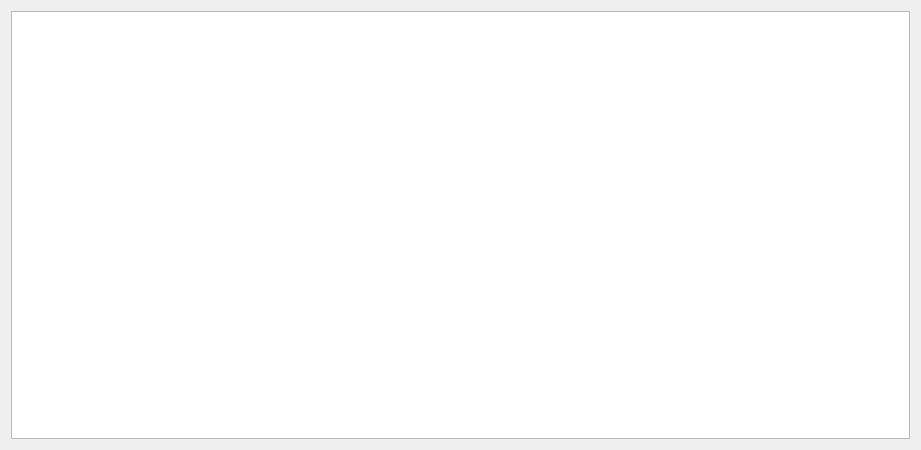
Before: the Qt Designer form BusBar-Qt/branch/boxtablewidget.ui in luozhiyong131/BusBar, drawn with Qt 5.
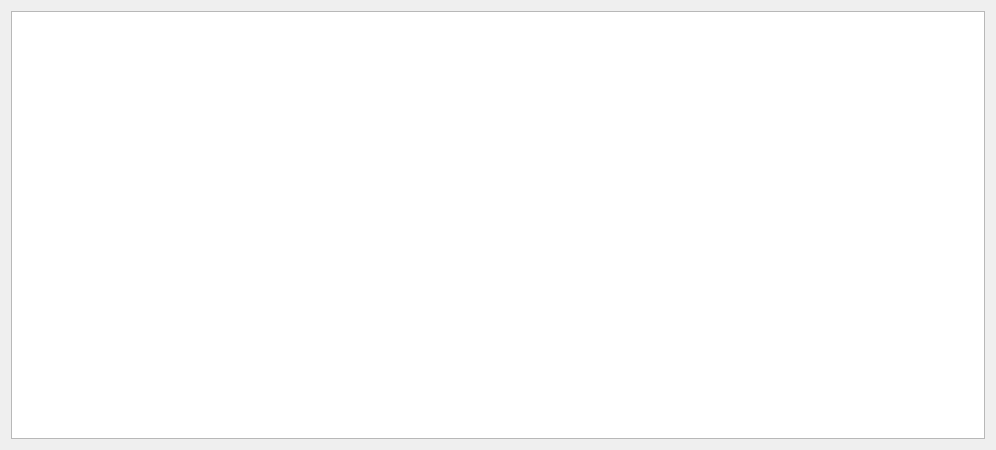
After: the same form once the commit is applied.

```diff
--- a/BusBar-Qt/branch/boxtablewidget.ui
+++ b/BusBar-Qt/branch/boxtablewidget.ui
@@ -6,7 +6,7 @@
    <rect>
     <x>0</x>
     <y>0</y>
-    <width>921</width>
+    <width>996</width>
     <height>450</height>
    </rect>
   </property>
@@ -15,7 +15,11 @@
   </property>
   <layout class="QGridLayout" name="gridLayout">
    <item row="0" column="0">
-    <widget class="QTableWidget" name="tableWidget"/>
+    <widget class="QTableWidget" name="tableWidget">
+     <property name="verticalScrollBarPolicy">
+      <enum>Qt::ScrollBarAsNeeded</enum>
+     </property>
+    </widget>
    </item>
   </layout>
  </widget>
```
